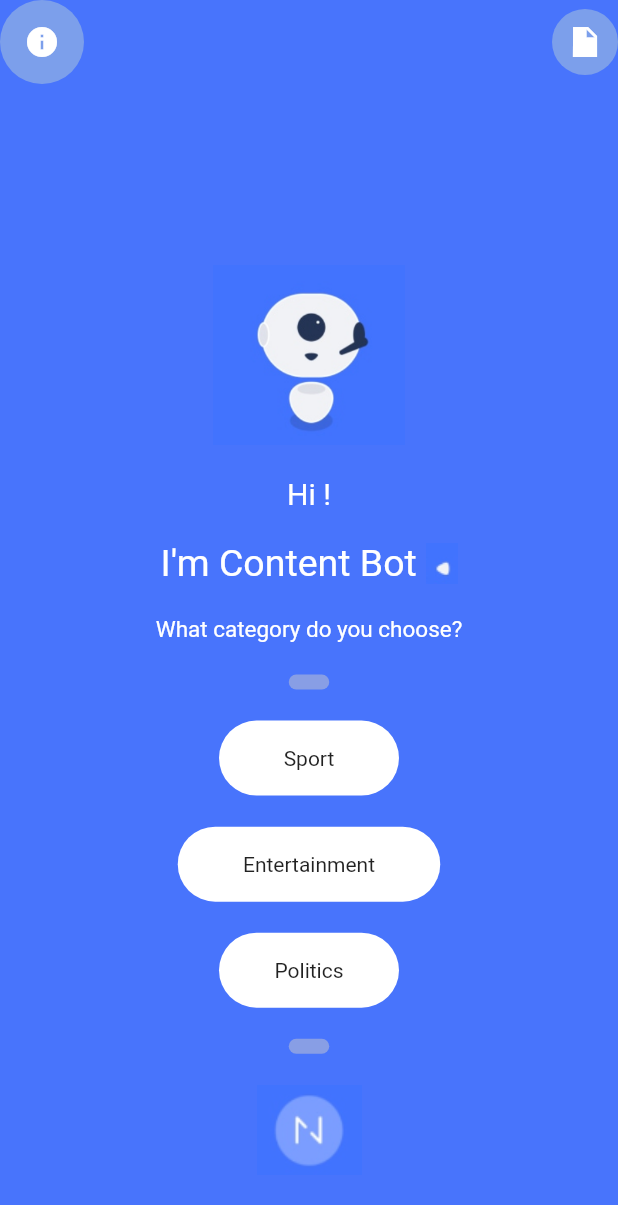
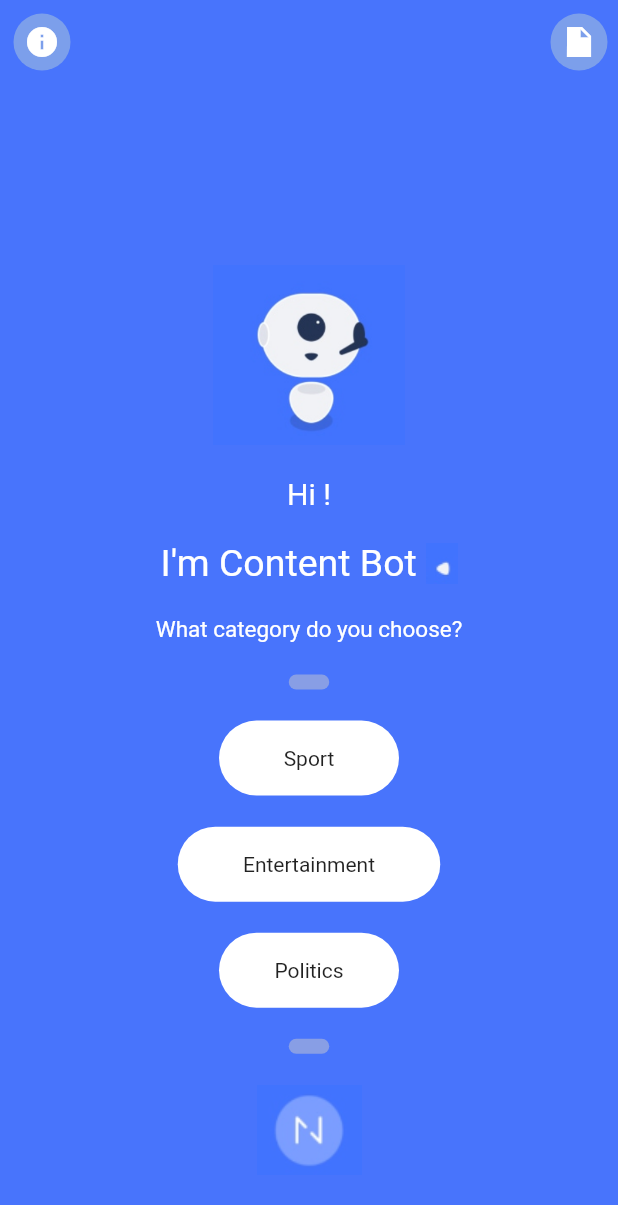
Before and after one commit to Harini25-A/simple-ui-replication, a Flutter app: the screen it shows after launch, on a phone screen of 412 x 824 dp. Shown: the top 1205 px of the screen. Run offline on Flutter 3.47's test engine with Material 2 defaults, Android fonts, the phone set to English and light mode, and no system bars.

Commit message:
Update main.dart
padding changed in appbar

```diff
--- a/lib/main.dart
+++ b/lib/main.dart
@@ -14,28 +14,32 @@ class MyApp extends StatelessWidget {
           backgroundColor: Color(0xff4874fc),
           appBar: AppBar(
               elevation: 0,
-              leading: Container(
+              leading: Padding(
+                padding: const EdgeInsets.all(7.0),
+                child: Padding(
+                    padding: const EdgeInsets.all(2.0),
+                    child: Container(
                       decoration: BoxDecoration(
                           shape: BoxShape.circle,
                           color: Color.fromARGB(159, 156, 185, 224)),
                       child: Center(
-                  child: IconButton(
-                      onPressed: () {},
-                      icon: Icon(
+                          child: Icon(
                         Icons.info,
                       )),
-                ),
+                    )),
               ),
               backgroundColor: Color(0xff4874fc),
               actions: [
-                Container(
+                Padding(
+                    padding: const EdgeInsets.all(7.0),
+                    child: Container(
                         decoration: BoxDecoration(
                             shape: BoxShape.circle,
                             color: Color.fromARGB(159, 156, 185, 224)),
                         child: Padding(
-                        padding: const EdgeInsets.all(10.0),
+                            padding: const EdgeInsets.all(7.0),
                             child: Icon(Icons.insert_drive_file_sharp,
-                            color: Colors.white)))
+                                color: Colors.white))))
               ]),
           body: Center(
             child: Column(
```
Lines whose indentation alone changed are shown as unchanged.
